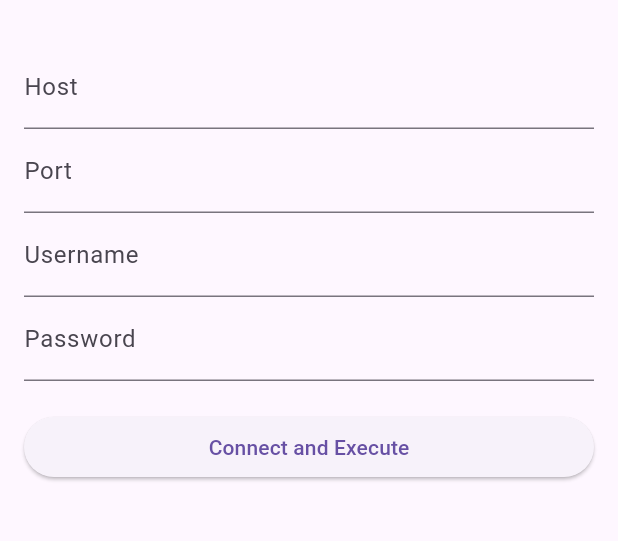
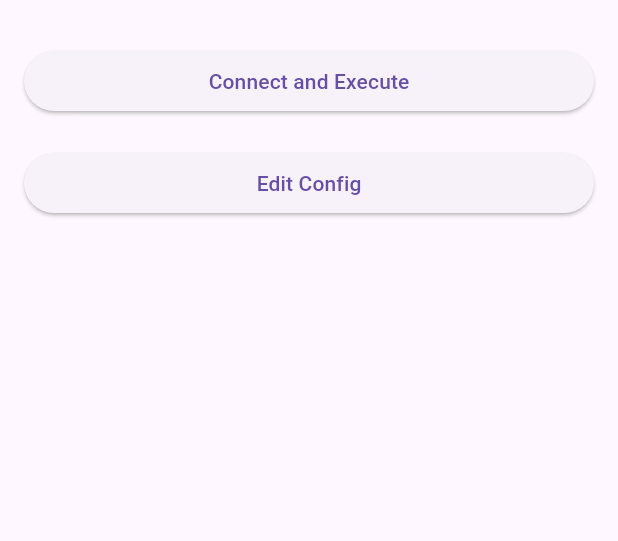
Before and after one commit to NoCloud-today/sshDiskDecode, a Flutter app: the screen it shows after launch, on a phone screen of 412 x 824 dp, the part 63-604 px from its top. Run offline on Flutter 3.47's test engine with Material 3 defaults, Android fonts, the phone set to English and light mode, and no system bars; missing offline and left inert: dartssh2.

Commit message:
Addition config

```diff
--- a/lib/main.dart
+++ b/lib/main.dart
@@ -1,10 +1,46 @@
-import 'package:flutter/material.dart';
 import 'dart:convert';
 import 'dart:io';
+
+import 'package:flutter/material.dart';
+import 'package:path_provider/path_provider.dart';
 import 'package:dartssh2/dartssh2.dart';
+import 'package:flutter/services.dart';
 
 void main() {
   runApp(const MyApp());
+}
+
+Future<Map<String, dynamic>> loadConfig() async {
+  try {
+    final directory = await getApplicationDocumentsDirectory();
+    final file = File('${directory.path}/config.json');
+
+    if (await file.exists()) {
+      String strJson = await file.readAsString();
+      return json.decode(strJson);
+    } else {
+      return {};
+    }
+  } catch (e) {
+    print('Error reading config file: $e');
+    return {};
+  }
+}
+
+Future<void> saveConfig(Map<String, dynamic> config) async {
+  try {
+    final directory = await getApplicationDocumentsDirectory();
+    final file = File('${directory.path}/config.json');
+
+    if (!(await file.exists())) {
+      await file.create();
+    }
+
+    String strJson = json.encode(config);
+    await file.writeAsString(strJson);
+  } catch (e) {
+    print('Error writing config file: $e');
+  }
 }
 
 class MyApp extends StatelessWidget {
@@ -30,18 +66,30 @@ class SSHScreen extends StatefulWidget {
 }
 
 class _SSHScreenState extends State<SSHScreen> {
-  final TextEditingController hostController = TextEditingController();
-  final TextEditingController portController = TextEditingController();
-  final TextEditingController usernameController = TextEditingController();
-  final TextEditingController passwordController = TextEditingController();
-
+  late Map<String, dynamic> config;
   String output = '';
 
+  @override
+  void initState() {
+    super.initState();
+    loadConfig().then((value) {
+      setState(() {
+        config = value;
+      });
+    });
+  }
+
   void connectAndExecute() async {
-    final host = hostController.text;
-    final port = int.tryParse(portController.text) ?? 22;
-    final username = usernameController.text;
-    final password = passwordController.text;
+    final host = config['host'];
+    final port = config['port'];
+    final username = config['username'];
+    final password = config['password'];
+    final path_to_directory = config['path_to_directory'];
+    final open_name = config['open_name'];
+    final password_for_decrypt = config['password_for_decrypt'];
+    final mount_directory = config['mount_directory'];
+
+    print(host);
 
     final client = SSHClient(
       await SSHSocket.connect(host, port),
@@ -50,9 +98,30 @@ class _SSHScreenState extends State<SSHScreen> {
     );
 
     try {
-      final result = await client.run('ls');
+      final shell = await client.shell();
+      final encoder = const Utf8Encoder();
+      final open_directory = 'echo -n "$password_for_decrypt" | sudo cryptsetup luksOpen --key-file - $path_to_directory $open_name\n';
+      final mount = 'sudo mount /dev/mapper/$open_name $mount_directory\n';
+      shell.write(encoder.convert('echo $password | sudo -S clear\n'));
+      shell.write(encoder.convert(open_directory));
+      shell.write(encoder.convert(mount));
+      shell.write(encoder.convert('exit\n'));
+
+      final out = await shell.stdout
+          .cast<List<int>>()
+          .transform(const Utf8Decoder())
+          .join();
+
+      final error = await shell.stderr
+          .cast<List<int>>()
+          .transform(const Utf8Decoder())
+          .join();
+
+      print(out);
+      print(error);
+
       setState(() {
-        output = utf8.decode(result);
+        output = 'The directory is open and ready';
       });
     } catch (e) {
       setState(() {
@@ -61,49 +130,147 @@ class _SSHScreenState extends State<SSHScreen> {
     }
   }
 
+  Future<void> _editConfig() async {
+    Map<String, dynamic>? updatedConfig = await showDialog<Map<String, dynamic>>(
+      context: context,
+      builder: (BuildContext context) {
+        return ConfigDialog(config: config);
+      },
+    );
+    if (updatedConfig != null) {
+      setState(() {
+        config = updatedConfig;
+      });
+      await saveConfig(updatedConfig);
+    }
+  }
+
   @override
   Widget build(BuildContext context) {
-    return Scaffold(
-      appBar: AppBar(
-        title: const Text('SSH Example'),
-      ),
-      body: Padding(
-        padding: const EdgeInsets.all(16.0),
+    if (config == null) {
+      return Scaffold(
+        body: Center(
+          child: CircularProgressIndicator(),
+        ),
+      );
+    } else {
+      return Scaffold(
+        appBar: AppBar(
+          title: const Text('SSH Example'),
+        ),
+        body: Padding(
+          padding: const EdgeInsets.all(16.0),
+          child: Column(
+            crossAxisAlignment: CrossAxisAlignment.stretch,
+            children: [
+              ElevatedButton(
+                onPressed: connectAndExecute,
+                child: const Text('Connect and Execute'),
+              ),
+              const SizedBox(height: 20),
+              ElevatedButton(
+                onPressed: _editConfig,
+                child: const Text('Edit Config'),
+              ),
+              const SizedBox(height: 20),
+              Expanded(
+                child: SingleChildScrollView(
+                  child: Text(output),
+                ),
+              ),
+            ],
+          ),
+        ),
+      );
+    }
+  }
+}
+
+class ConfigDialog extends StatefulWidget {
+  final Map<String, dynamic> config;
+
+  const ConfigDialog({Key? key, required this.config}) : super(key: key);
+
+  @override
+  _ConfigDialogState createState() => _ConfigDialogState();
+}
+
+class _ConfigDialogState extends State<ConfigDialog> {
+  late Map<String, dynamic> _updatedConfig;
+
+  @override
+  void initState() {
+    super.initState();
+    _updatedConfig = Map.from(widget.config);
+  }
+
+  @override
+  Widget build(BuildContext context) {
+    return AlertDialog(
+      title: Text('Configure SSH Connection'),
+      content: SingleChildScrollView(
         child: Column(
+          mainAxisSize: MainAxisSize.min,
           crossAxisAlignment: CrossAxisAlignment.stretch,
           children: [
             TextField(
-              controller: hostController,
-              decoration: const InputDecoration(labelText: 'Host'),
+              decoration: InputDecoration(labelText: 'Host'),
+              onChanged: (value) => _updatedConfig['host'] = value,
+              controller: TextEditingController(text: widget.config['host']),
             ),
             TextField(
-              controller: portController,
+              decoration: InputDecoration(labelText: 'Port'),
+              onChanged: (value) => _updatedConfig['port'] = int.parse(value),
               keyboardType: TextInputType.number,
-              decoration: const InputDecoration(labelText: 'Port'),
+              controller: TextEditingController(text: widget.config['port'].toString()),
             ),
             TextField(
-              controller: usernameController,
-              decoration: const InputDecoration(labelText: 'Username'),
+              decoration: InputDecoration(labelText: 'Username'),
+              onChanged: (value) => _updatedConfig['username'] = value,
+              controller: TextEditingController(text: widget.config['username']),
             ),
             TextField(
-              controller: passwordController,
-              obscureText: true,
-              decoration: const InputDecoration(labelText: 'Password'),
+              decoration: InputDecoration(labelText: 'Password'),
+              onChanged: (value) => _updatedConfig['password'] = value,
+              controller: TextEditingController(text: widget.config['password']),
             ),
-            const SizedBox(height: 20),
-            ElevatedButton(
-              onPressed: connectAndExecute,
-              child: const Text('Connect and Execute'),
+            TextField(
+              decoration: InputDecoration(labelText: 'Path to directory'),
+              onChanged: (value) => _updatedConfig['path_to_directory'] = value,
+              controller: TextEditingController(text: widget.config['path_to_directory']),
             ),
-            const SizedBox(height: 20),
-            Expanded(
-              child: SingleChildScrollView(
-                child: Text(output),
-              ),
+            TextField(
+              decoration: InputDecoration(labelText: 'Open name'),
+              onChanged: (value) => _updatedConfig['open_name'] = value,
+              controller: TextEditingController(text: widget.config['open_name']),
+            ),
+            TextField(
+              decoration: InputDecoration(labelText: 'Password for decrypt'),
+              onChanged: (value) => _updatedConfig['password_for_decrypt'] = value,
+              controller: TextEditingController(text: widget.config['password_for_decrypt']),
+            ),
+            TextField(
+              decoration: InputDecoration(labelText: 'Mount directory'),
+              onChanged: (value) => _updatedConfig['mount_directory'] = value,
+              controller: TextEditingController(text: widget.config['mount_directory']),
             ),
           ],
         ),
       ),
+      actions: [
+        TextButton(
+          onPressed: () {
+            Navigator.of(context).pop(null);
+          },
+          child: Text('Cancel'),
+        ),
+        TextButton(
+          onPressed: () async {
+            Navigator.of(context).pop(_updatedConfig);
+          },
+          child: Text('Save'),
+        ),
+      ],
     );
   }
 }
--- a/pubspec.yaml
+++ b/pubspec.yaml
@@ -31,6 +31,7 @@ dependencies:
   flutter:
     sdk: flutter
   dartssh2: 2.9.1-pre
+  path_provider: ^2.0.2
 
 
   # The following adds the Cupertino Icons font to your application.
```
